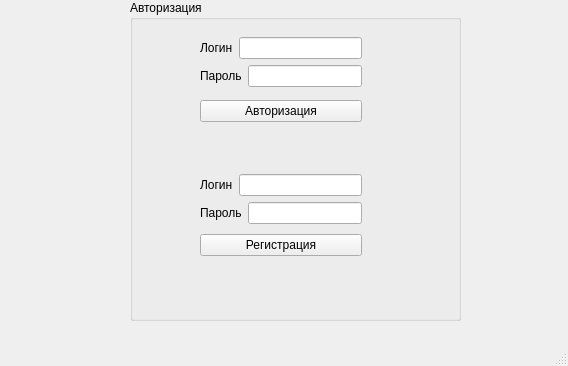
First picture: the form in forms/mainwindow.ui, repository YupiSoftwarePunk/Flirt-Finder, before the edit.
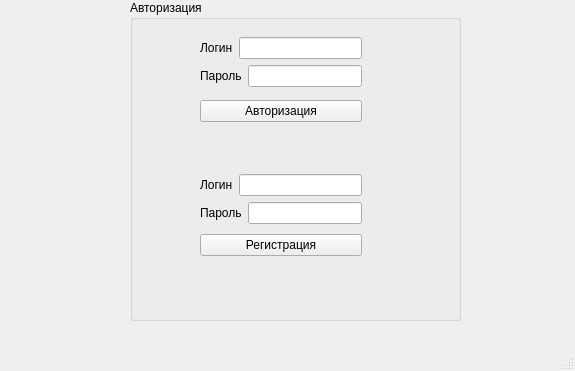
Second picture: the form after the edit.

What changed in the file:
```diff
--- a/forms/mainwindow.ui
+++ b/forms/mainwindow.ui
@@ -6,8 +6,8 @@
    <rect>
     <x>0</x>
     <y>0</y>
-    <width>568</width>
-    <height>366</height>
+    <width>575</width>
+    <height>371</height>
    </rect>
   </property>
   <property name="windowTitle">
```
Left out of the diff: 2 changed lines with no effect on the pictures.
